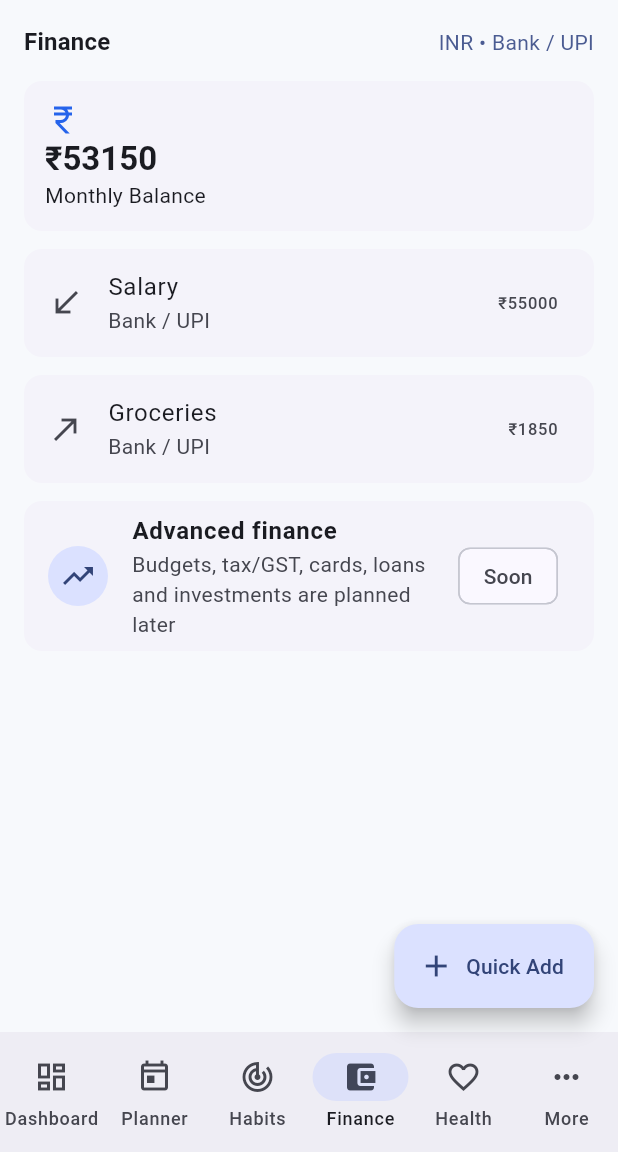
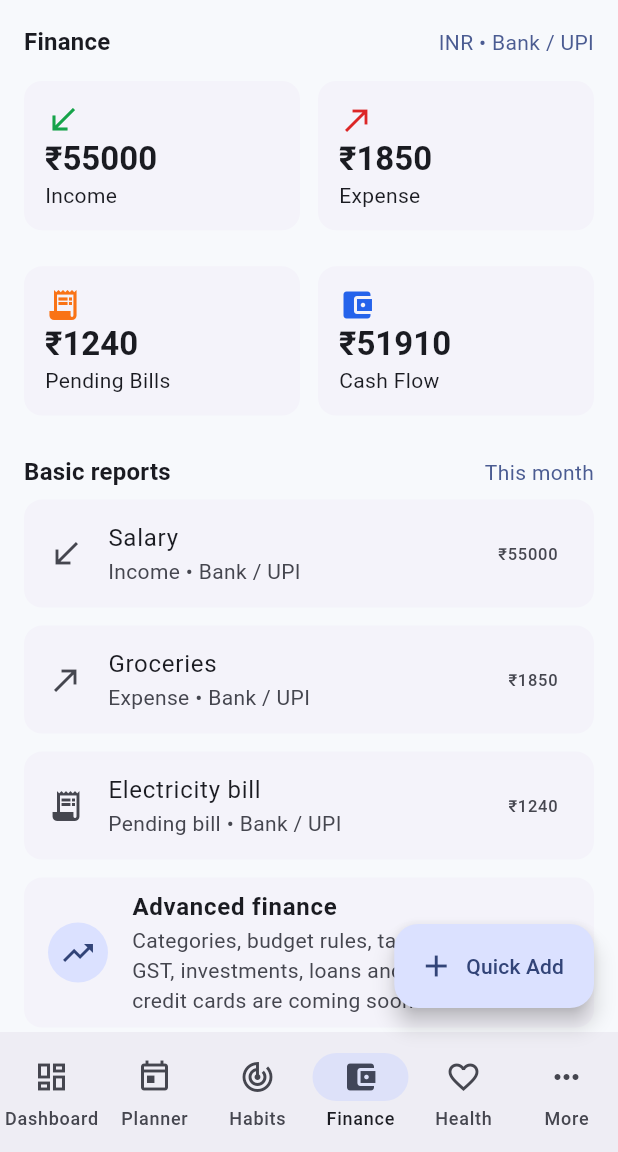
Before and after one commit to sanjide003/00011, a Flutter app: the screen it shows after launch, item 4 of the bottom bar chosen, on a phone screen of 412 x 824 dp, the part 84-1236 px from its top. Run offline on Flutter 3.47's test engine with Material 3 defaults, Android fonts, the phone set to English and light mode, and no system bars.

Commit message:
Implement finance MVP

```diff
--- a/lib/src/data/life_repository.dart
+++ b/lib/src/data/life_repository.dart
@@ -166,6 +166,14 @@ class InMemoryLifeRepository
           accountLabel: 'Bank / UPI',
           date: now,
         ),
+        FinanceEntry(
+          id: 'finance-electricity-bill',
+          title: 'Electricity bill',
+          amountInr: 1240,
+          type: FinanceType.bill,
+          accountLabel: 'Bank / UPI',
+          date: now.add(const Duration(days: 3)),
+        ),
       ],
       healthEntries: [
         HealthEntry(
--- a/lib/src/screens/life_os_shell.dart
+++ b/lib/src/screens/life_os_shell.dart
@@ -2,6 +2,7 @@ import 'package:flutter/material.dart';
 
 import '../data/life_repository.dart';
 import '../models/life_models.dart';
+import '../services/finance_calculations.dart';
 import '../widgets/life_widgets.dart';
 
 class LifeOsShell extends StatefulWidget {
@@ -352,27 +353,41 @@ class FinanceScreen extends StatelessWidget {
 
   @override
   Widget build(BuildContext context) {
-    final income = entries.where((entry) => entry.type == FinanceType.income).fold<double>(0, (sum, entry) => sum + entry.amountInr);
-    final expense = entries.where((entry) => entry.type == FinanceType.expense).fold<double>(0, (sum, entry) => sum + entry.amountInr);
+    final summary = calculateFinanceSummary(entries);
 
     return ListView(
       padding: const EdgeInsets.all(16),
       children: [
         const SectionHeader(title: 'Finance', action: 'INR • Bank / UPI'),
         const SizedBox(height: 8),
-        MetricCard(label: 'Monthly Balance', value: '₹${(income - expense).toStringAsFixed(0)}', icon: Icons.currency_rupee, color: const Color(0xFF2563EB)),
+        GridView.count(
+          shrinkWrap: true,
+          physics: const NeverScrollableScrollPhysics(),
+          crossAxisCount: 2,
+          childAspectRatio: 1.65,
+          crossAxisSpacing: 12,
+          mainAxisSpacing: 12,
+          children: [
+            MetricCard(label: 'Income', value: '₹${summary.incomeInr.toStringAsFixed(0)}', icon: Icons.south_west, color: const Color(0xFF16A34A)),
+            MetricCard(label: 'Expense', value: '₹${summary.expenseInr.toStringAsFixed(0)}', icon: Icons.north_east, color: const Color(0xFFDC2626)),
+            MetricCard(label: 'Pending Bills', value: '₹${summary.pendingBillsInr.toStringAsFixed(0)}', icon: Icons.receipt_long, color: const Color(0xFFF97316)),
+            MetricCard(label: 'Cash Flow', value: '₹${summary.cashFlowInr.toStringAsFixed(0)}', icon: Icons.account_balance_wallet, color: const Color(0xFF2563EB)),
+          ],
+        ),
+        const SizedBox(height: 20),
+        const SectionHeader(title: 'Basic reports', action: 'This month'),
         for (final entry in entries)
           Card(
             child: ListTile(
-              leading: Icon(entry.type == FinanceType.income ? Icons.south_west : Icons.north_east),
+              leading: Icon(_financeIcon(entry.type)),
               title: Text(entry.title),
-              subtitle: Text(entry.accountLabel),
+              subtitle: Text('${financeTypeLabel(entry.type)} • ${entry.accountLabel}'),
               trailing: Text('₹${entry.amountInr.toStringAsFixed(0)}'),
             ),
           ),
         const FeatureTile(
           title: 'Advanced finance',
-          description: 'Budgets, tax/GST, cards, loans and investments are planned later',
+          description: 'Categories, budget rules, tax/GST, investments, loans and credit cards are coming soon',
           icon: Icons.trending_up,
           comingSoon: true,
         ),
@@ -622,6 +637,18 @@ String _taskAreaLabel(TaskArea area) {
   }
 }
 
+
+IconData _financeIcon(FinanceType type) {
+  switch (type) {
+    case FinanceType.income:
+      return Icons.south_west;
+    case FinanceType.expense:
+      return Icons.north_east;
+    case FinanceType.bill:
+      return Icons.receipt_long;
+  }
+}
+
 String _healthMetricLabel(HealthMetricType type) {
   switch (type) {
     case HealthMetricType.steps:
--- /dev/null
+++ b/lib/src/services/finance_calculations.dart
@@ -0,0 +1,52 @@
+import '../models/life_models.dart';
+
+class FinanceSummary {
+  const FinanceSummary({
+    required this.incomeInr,
+    required this.expenseInr,
+    required this.pendingBillsInr,
+  });
+
+  final double incomeInr;
+  final double expenseInr;
+  final double pendingBillsInr;
+
+  double get cashFlowInr => incomeInr - expenseInr - pendingBillsInr;
+}
+
+FinanceSummary calculateFinanceSummary(List<FinanceEntry> entries) {
+  double income = 0;
+  double expense = 0;
+  double pendingBills = 0;
+
+  for (final entry in entries) {
+    switch (entry.type) {
+      case FinanceType.income:
+        income += entry.amountInr;
+        break;
+      case FinanceType.expense:
+        expense += entry.amountInr;
+        break;
+      case FinanceType.bill:
+        pendingBills += entry.amountInr;
+        break;
+    }
+  }
+
+  return FinanceSummary(
+    incomeInr: income,
+    expenseInr: expense,
+    pendingBillsInr: pendingBills,
+  );
+}
+
+String financeTypeLabel(FinanceType type) {
+  switch (type) {
+    case FinanceType.income:
+      return 'Income';
+    case FinanceType.expense:
+      return 'Expense';
+    case FinanceType.bill:
+      return 'Pending bill';
+  }
+}
```
Also changed, not shown: 3 other files.
